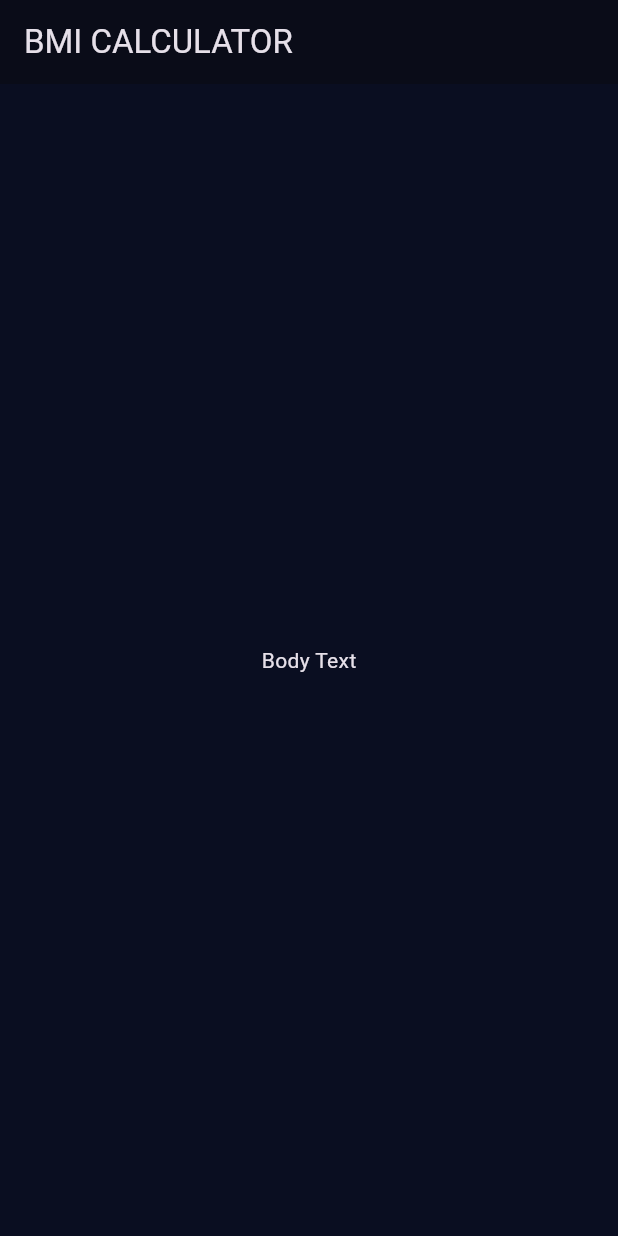
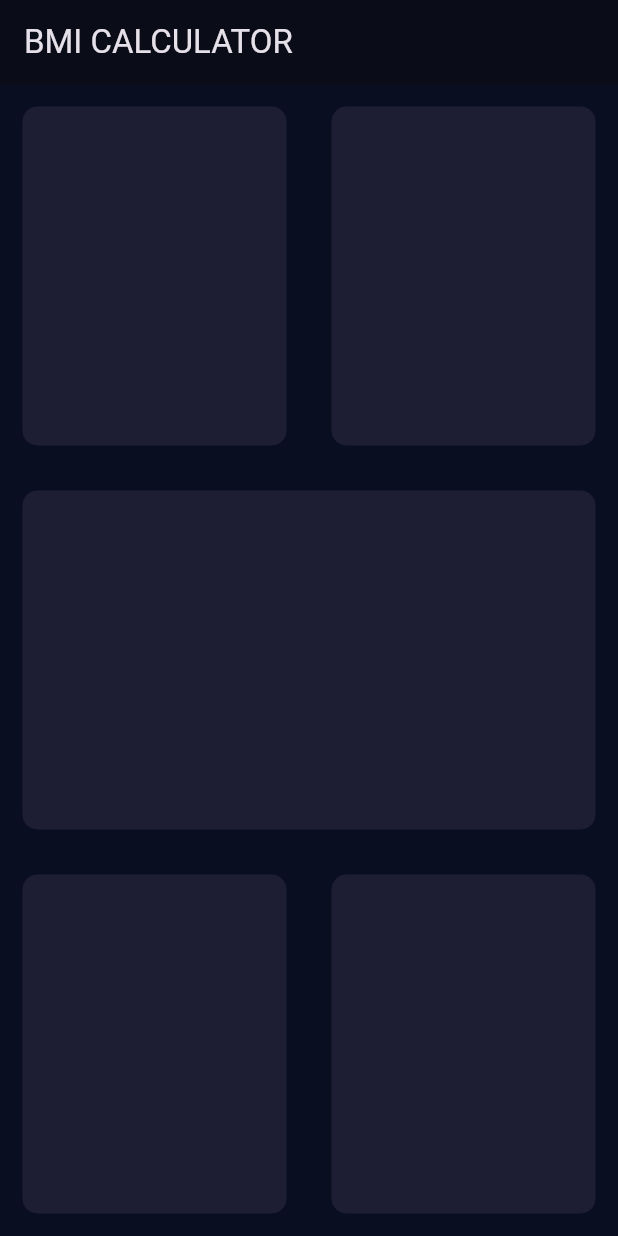
Before and after one commit to keshav1023/BMI_Calc-Flutter, a Flutter app: the screen it shows after launch, on a phone screen of 412 x 824 dp. Run offline on Flutter 3.47's test engine with Material 3 defaults, Android fonts, the phone set to English and light mode, and no system bars.

Commit message:
input page box structure created

```diff
--- a/lib/input_page.dart
+++ b/lib/input_page.dart
@@ -12,8 +12,64 @@ class _InputPageState extends State<InputPage> {
       appBar: AppBar(
         title: Text('BMI CALCULATOR'),
       ),
-      body: Center(
-        child: Text('Body Text'),
+      body: Column(
+        children: <Widget>[
+          Expanded(
+              child: Row(
+            children: <Widget>[
+              Expanded(
+                child: Container(
+                  margin: EdgeInsets.all(15.0),
+                  decoration: BoxDecoration(
+                    borderRadius: BorderRadius.circular(10.0),
+                    color: Color(0xFF1D1E33),
+                  ),
+                ),
+              ),
+              Expanded(
+                child: Container(
+                  margin: EdgeInsets.all(15.0),
+                  decoration: BoxDecoration(
+                    borderRadius: BorderRadius.circular(10.0),
+                    color: Color(0xFF1D1E33),
+                  ),
+                ),
+              ),
+            ],
+          )),
+          Expanded(
+            child: Container(
+              margin: EdgeInsets.all(15.0),
+              decoration: BoxDecoration(
+                borderRadius: BorderRadius.circular(10.0),
+                color: Color(0xFF1D1E33),
+              ),
+            ),
+          ),
+          Expanded(
+              child: Row(
+            children: <Widget>[
+              Expanded(
+                child: Container(
+                  margin: EdgeInsets.all(15.0),
+                  decoration: BoxDecoration(
+                    borderRadius: BorderRadius.circular(10.0),
+                    color: Color(0xFF1D1E33),
+                  ),
+                ),
+              ),
+              Expanded(
+                child: Container(
+                  margin: EdgeInsets.all(15.0),
+                  decoration: BoxDecoration(
+                    borderRadius: BorderRadius.circular(10.0),
+                    color: Color(0xFF1D1E33),
+                  ),
+                ),
+              ),
+            ],
+          )),
+        ],
       ),
     );
   }
```
